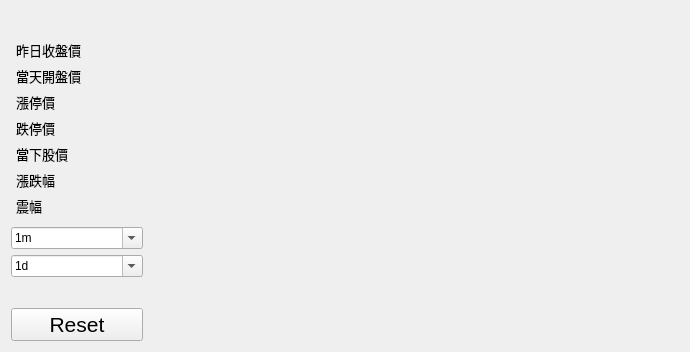
Before: the Qt Designer form stockWindowUi.ui in Shawn-lung/firstjob, drawn with Qt 5.
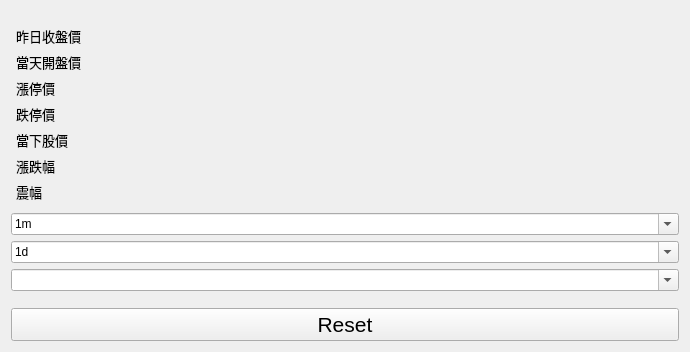
After: the same form once the commit is applied.

Patch:
```diff
--- a/stockWindowUi.ui
+++ b/stockWindowUi.ui
@@ -332,6 +332,19 @@
        </property>
       </widget>
      </item>
+     <item>
+      <widget class="QComboBox" name="indicatorComboBox">
+       <property name="editable">
+        <bool>true</bool>
+       </property>
+       <property name="currentText">
+        <string/>
+       </property>
+       <property name="currentIndex">
+        <number>-1</number>
+       </property>
+      </widget>
+     </item>
      <item>
       <spacer name="verticalSpacer">
        <property name="orientation">
@@ -369,27 +382,7 @@
     </layout>
    </item>
    <item>
-    <widget class="QWidget" name="verticalWidget" native="true">
-     <property name="sizePolicy">
-      <sizepolicy hsizetype="Preferred" vsizetype="Preferred">
-       <horstretch>0</horstretch>
-       <verstretch>0</verstretch>
-      </sizepolicy>
-     </property>
-     <property name="minimumSize">
-      <size>
-       <width>530</width>
-       <height>0</height>
-      </size>
-     </property>
-     <property name="baseSize">
-      <size>
-       <width>0</width>
-       <height>0</height>
-      </size>
-     </property>
-     <layout class="QVBoxLayout" name="plotLayout"/>
-    </widget>
+    <layout class="QVBoxLayout" name="plotLayout"/>
    </item>
   </layout>
  </widget>
```
Left out of the diff: 4 changed lines with no effect on the pictures.
